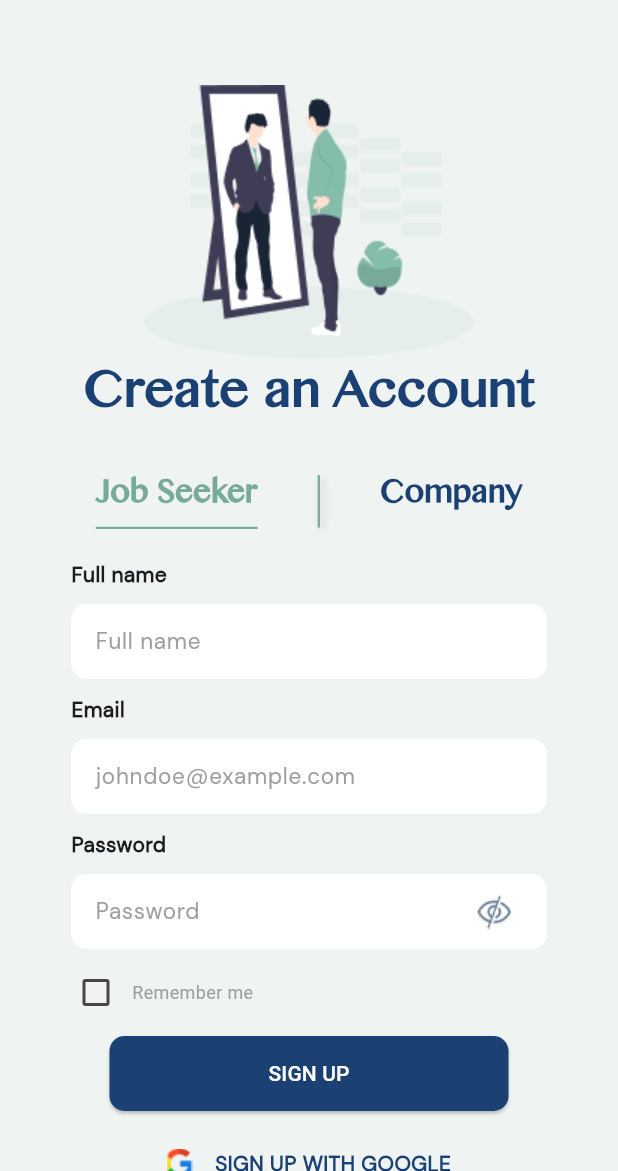
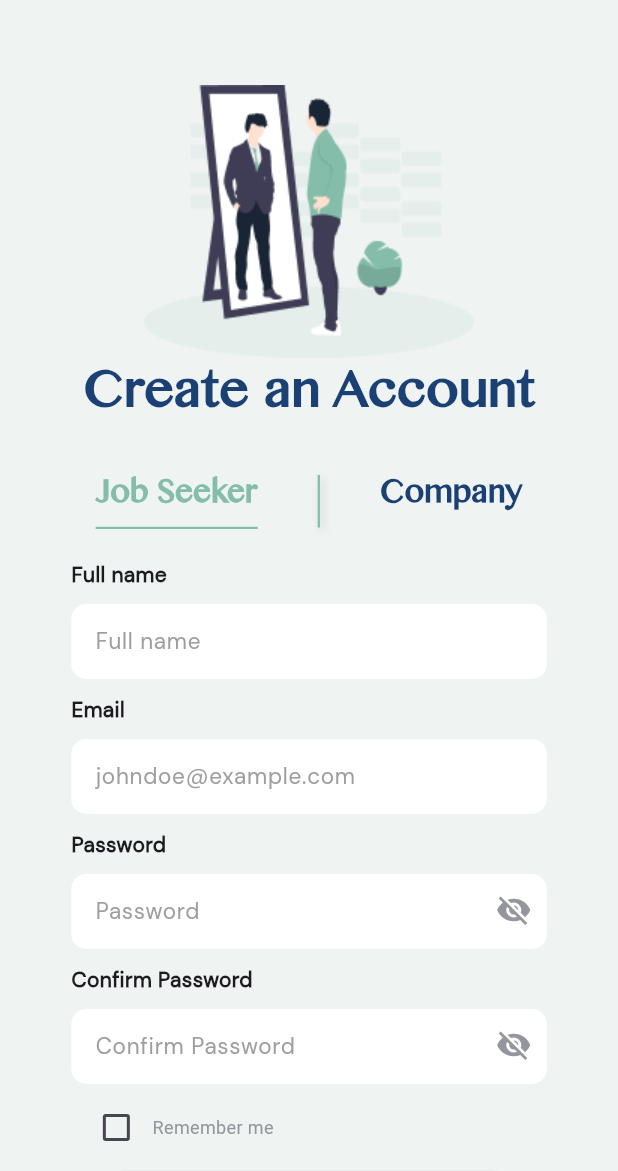
Before and after one commit to iimeeeed/Khotwa, a Flutter app: the screen it shows after launch, on a phone screen of 412 x 824 dp, the part 65-1236 px from its top. Run offline on Flutter 3.47's test engine with Material 3 defaults, Android fonts, the phone set to English and light mode, and no system bars.

Commit message:
Added some constants, Refactored the existing code to use the constants, fixed the passwords visibility

```diff
--- a/lib/commons/constants.dart
+++ b/lib/commons/constants.dart
@@ -1,17 +1,55 @@
 import 'package:flutter/material.dart';
 
 class AppColors {
-  static const Color accentColor = Color(0);
+  static const Color primaryBackgroundColor = Color(0xFFEFF3F2);
   static const Color greyTextColor = Color(0xFF95969D);
   static const Color blackTextColor = Color(0xFF0D0D26);
   static const Color redTextColor = Color(0xFFFD484D);
   static const Color greenTextColor = Color(0xFF009432);
   static const Color blueButtonColor = Color(0xFF1B4174);
   static const Color lightGreenColor = Color(0xFF84BDA9);
+  static const Color secondaryButtonColor = Color(0xFFFFEFCB);
+  static const Color secondaryLinkColor = Color(0xFFFF9228);
 }
 
 class AppFonts {
   static const String primaryFont = 'Khmer MN';
-  static const String secondaryFont = 'DM Sans Italic';
-  static const String secondaryFontItalic = 'DM Sans';
+  static const String secondaryFont = 'DM Sans';
+  static const String secondaryFontItalic = 'DM Sans Italic';
 }
+
+class AppInputStyles {
+  static InputDecoration inputDecoration({
+    required String hintText,
+  }) {
+    return InputDecoration(
+      fillColor: Colors.white,
+      filled: true,
+      hintText: hintText,
+      hintStyle: const TextStyle(
+        fontFamily: AppFonts.secondaryFont,
+        color: Colors.grey,
+        fontSize: 15,
+      ),
+      border: InputBorder.none,
+      enabledBorder: OutlineInputBorder(
+        borderSide: BorderSide.none,
+        borderRadius: BorderRadius.circular(10.0),
+      ),
+      focusedBorder: OutlineInputBorder(
+        borderSide: BorderSide.none,
+        borderRadius: BorderRadius.circular(10.0),
+      ),
+    );
+  }
+}
+
+class AppSizes {
+  static double getScreenWidth(BuildContext context) {
+    return MediaQuery.of(context).size.width;
+  }
+
+  static double getScreenHeight(BuildContext context) {
+    return MediaQuery.of(context).size.height;
+  }
+}
--- a/lib/main.dart
+++ b/lib/main.dart
@@ -1,8 +1,6 @@
 import 'package:flutter/material.dart';
-import 'screens/jobSeeker/loginJobSeeker.dart';
 import 'screens/welcome.dart';
 import 'screens/Signup.dart';
-import 'screens/jobSeeker/homePage.dart';
 
 void main() {
   runApp(const MainApp());
--- a/lib/screens/Signup.dart
+++ b/lib/screens/Signup.dart
@@ -2,6 +2,7 @@ import 'package:flutter/material.dart';
 import 'company/job_seeker_form.dart';
 import 'company_form.dart';
 import '../commons/khotwa_logo.dart';
+import '../commons/constants.dart';
 
 class Signup extends StatefulWidget {
   const Signup({super.key});
@@ -34,7 +35,7 @@ class _SignupState extends State<Signup> {
   @override
   Widget build(BuildContext context) {
     return Scaffold(
-      backgroundColor: const Color(0xFFEFF3F2),
+      backgroundColor: AppColors.primaryBackgroundColor,
       body: Stack(
         children: [
           Positioned(
@@ -42,7 +43,7 @@ class _SignupState extends State<Signup> {
             left: 0,
             right: 0,
             child: PreferredSize(
-              preferredSize: Size.fromHeight(80),
+              preferredSize: const Size.fromHeight(80),
               child: AppBar(
                 automaticallyImplyLeading: true,
                 elevation: 0,
@@ -64,9 +65,9 @@ class _SignupState extends State<Signup> {
                   const Text(
                     "Create an Account",
                     style: TextStyle(
-                      fontFamily: "Khmer MN",
+                      fontFamily: AppFonts.primaryFont,
                       fontSize: 40,
-                      color: Color(0xFF1B4174),
+                      color: AppColors.blueButtonColor,
                       fontWeight: FontWeight.w600,
                     ),
                   ),
@@ -82,7 +83,7 @@ class _SignupState extends State<Signup> {
                             border: Border(
                               bottom: BorderSide(
                                 color: isJobSeeker
-                                    ? const Color(0xFF77AA98)
+                                    ? AppColors.lightGreenColor
                                     : Colors.transparent,
                                 width: 1.5,
                               ),
@@ -91,10 +92,10 @@ class _SignupState extends State<Signup> {
                           child: Text(
                             "Job Seeker",
                             style: TextStyle(
-                              fontFamily: "Khmer MN",
+                              fontFamily: AppFonts.primaryFont,
                               color: isJobSeeker
-                                  ? const Color(0xFF77AA98)
-                                  : const Color(0xFF1B4174),
+                                  ? AppColors.lightGreenColor
+                                  : AppColors.blueButtonColor,
                               fontWeight: FontWeight.w600,
                               fontSize: 24,
                             ),
@@ -106,7 +107,7 @@ class _SignupState extends State<Signup> {
                         height: 35,
                         width: 1.5,
                         decoration: BoxDecoration(
-                          color: const Color(0xFF77AA98),
+                          color: AppColors.lightGreenColor,
                           boxShadow: [
                             BoxShadow(
                               color: Colors.black.withOpacity(0.2),
@@ -125,7 +126,7 @@ class _SignupState extends State<Signup> {
                             border: Border(
                               bottom: BorderSide(
                                 color: !isJobSeeker
-                                    ? const Color(0xFF77AA98)
+                                    ? AppColors.lightGreenColor
                                     : Colors.transparent,
                                 width: 1.5,
                               ),
@@ -134,10 +135,10 @@ class _SignupState extends State<Signup> {
                           child: Text(
                             "Company",
                             style: TextStyle(
-                              fontFamily: "Khmer MN",
+                              fontFamily: AppFonts.primaryFont,
                               color: !isJobSeeker
-                                  ? const Color(0xFF77AA98)
-                                  : const Color(0xFF1B4174),
+                                  ? AppColors.lightGreenColor
+                                  : AppColors.blueButtonColor,
                               fontWeight: FontWeight.w600,
                               fontSize: 24,
                             ),
--- a/lib/screens/company/job_seeker_form.dart
+++ b/lib/screens/company/job_seeker_form.dart
@@ -1,6 +1,7 @@
 import 'package:flutter/material.dart';
 import 'package:khotwa/screens/jobSeeker/loginJobSeeker.dart';
 import '../jobSeeker/flowSignUp/flow.dart' as flow_screen;
+import '../../commons/constants.dart';
 
 class JobSeekerForm extends StatefulWidget {
   const JobSeekerForm({super.key});
@@ -10,162 +11,42 @@ class JobSeekerForm extends StatefulWidget {
 }
 
 class _JobSeekerFormState extends State<JobSeekerForm> {
-  TextEditingController _emailController = TextEditingController();
-  TextEditingController _passwordController = TextEditingController();
-  TextEditingController _fullnameController = TextEditingController();
+  final TextEditingController _emailController = TextEditingController();
+  final TextEditingController _passwordController = TextEditingController();
+  final TextEditingController _confirmPasswordController = TextEditingController();
+  final TextEditingController _fullnameController = TextEditingController();
+
   bool _rememberMe = false;
+  bool _passwordVisible = false;
+  bool _confirmPasswordVisible = false;
 
   @override
   Widget build(BuildContext context) {
     return Column(
       crossAxisAlignment: CrossAxisAlignment.center,
       children: [
-        Column(
-          crossAxisAlignment: CrossAxisAlignment.start,
-          children: [
-            const Text(
-              "Full name",
-              style: TextStyle(
-                  fontFamily: "DM Sans",
-                  fontSize: 14,
-                  fontWeight: FontWeight.bold),
+        _buildInputField(
+          label: "Full name",
+          controller: _fullnameController,
+          hintText: "Full name",
         ),
-            const SizedBox(
-              height: 10,
+        const SizedBox(height: 10),
+        _buildInputField(
+          label: "Email",
+          controller: _emailController,
+          hintText: "johndoe@example.com",
         ),
-            SizedBox(
-              width: 317,
-              height: 50,
-              child: TextFormField(
-                controller: _fullnameController,
-                textAlign: TextAlign.left,
-                decoration: InputDecoration(
-                    fillColor: Colors.white,
-                    filled: true,
-                    hintText: "Full name",
-                    hintStyle: const TextStyle(
-                        fontFamily: "DM Sans",
-                        color: Colors.grey,
-                        fontSize: 15),
-                    border: InputBorder.none,
-                    enabledBorder: OutlineInputBorder(
-                      borderSide: BorderSide.none,
-                      borderRadius: BorderRadius.circular(10.0),
-                    ),
-                    focusedBorder: OutlineInputBorder(
-                      borderSide: BorderSide.none,
-                      borderRadius: BorderRadius.circular(10.0),
-                    )),
-              ),
-            ),
-          ],
-        ),
-        const SizedBox(
-          height: 10,
-        ),
-        Column(
-          crossAxisAlignment: CrossAxisAlignment.start,
-          children: [
-            const Text(
-              "Email",
-              style: TextStyle(
-                  fontFamily: "DM Sans",
-                  fontSize: 14,
-                  fontWeight: FontWeight.bold),
-            ),
-            const SizedBox(
-              height: 10,
-            ),
-            SizedBox(
-              width: 317,
-              height: 50,
-              child: TextFormField(
-                controller: _emailController,
-                textAlign: TextAlign.left,
-                decoration: InputDecoration(
-                    fillColor: Colors.white,
-                    filled: true,
-                    hintText: "johndoe@example.com",
-                    hintStyle: const TextStyle(
-                        fontFamily: "DM Sans",
-                        color: Colors.grey,
-                        fontSize: 15),
-                    border: InputBorder.none,
-                    enabledBorder: OutlineInputBorder(
-                      borderSide: BorderSide.none,
-                      borderRadius: BorderRadius.circular(10.0),
-                    ),
-                    focusedBorder: OutlineInputBorder(
-                      borderSide: BorderSide.none,
-                      borderRadius: BorderRadius.circular(10.0),
-                    )),
-              ),
-            ),
-          ],
-        ),
-        const SizedBox(
-          height: 10,
-        ),
-        Column(
-          crossAxisAlignment: CrossAxisAlignment.start,
-          children: [
-            const Text(
-              "Password",
-              style: TextStyle(
-                  fontFamily: "DM Sans",
-                  fontSize: 14,
-                  fontWeight: FontWeight.bold),
-            ),
-            const SizedBox(
-              height: 10,
-            ),
-            SizedBox(
-              width: 317,
-              height: 50,
-              child: Stack(
-                children: [
-                  TextFormField(
-                    controller: _passwordController,
-                    obscureText: true,
-                    textAlign: TextAlign.left,
-                    decoration: InputDecoration(
-                        fillColor: Colors.white,
-                        filled: true,
-                        hintText: "Password",
-                        hintStyle: const TextStyle(
-                            fontFamily: "DM Sans",
-                            color: Colors.grey,
-                            fontSize: 15),
-                        border: InputBorder.none,
-                        enabledBorder: OutlineInputBorder(
-                          borderSide: BorderSide.none,
-                          borderRadius: BorderRadius.circular(10.0),
-                        ),
-                        focusedBorder: OutlineInputBorder(
-                          borderSide: BorderSide.none,
-                          borderRadius: BorderRadius.circular(10.0),
-                        )),
-                  ),
-                  Transform.translate(
-                    child: Image.asset("assets/eye.png"),
-                    offset: const Offset(270, 14),
-                  ),
-                ],
-              ),
-            ),
-          ],
-        ),
-        const SizedBox(
-          height: 5,
-        ),
+        const SizedBox(height: 10),
+        _buildPasswordField(),
+        const SizedBox(height: 10),
+        _buildConfirmPasswordField(),
+        const SizedBox(height: 5),
         Row(
           children: [
-            const SizedBox(
-              width: 40,
-            ),
+            SizedBox(width: AppSizes.getScreenWidth(context)*0.13),
             Checkbox(
-              activeColor: const Color(0xFFFFEFCB),
-              checkColor: const Color.fromARGB(0, 255, 255, 255),
+              activeColor: AppColors.secondaryButtonColor,
+              checkColor: Colors.white,
               value: _rememberMe,
               onChanged: (bool? value) {
                 setState(() {
@@ -175,16 +56,11 @@ class _JobSeekerFormState extends State<JobSeekerForm> {
             ),
             const Text(
               'Remember me',
-              style: TextStyle(color: Colors.grey, fontSize: 12),
-            ),
-            const SizedBox(
-              width: 50,
+              style: TextStyle(color: AppColors.greyTextColor, fontSize: 12),
             ),
           ],
         ),
-        const SizedBox(
-          height: 5,
-        ),
+        const SizedBox(height: 5),
         SizedBox(
           width: 266,
           height: 50,
@@ -193,11 +69,12 @@ class _JobSeekerFormState extends State<JobSeekerForm> {
               Navigator.push(
                 context,
                 MaterialPageRoute(
-                    builder: (context) => const flow_screen.Flow()),
+                  builder: (context) => const flow_screen.Flow(),
+                ),
               );
             },
             style: ElevatedButton.styleFrom(
-              backgroundColor: const Color(0xFF1B4174),
+              backgroundColor: AppColors.blueButtonColor,
               padding:
                   const EdgeInsets.symmetric(horizontal: 100, vertical: 15),
               shape: RoundedRectangleBorder(
@@ -206,50 +83,169 @@ class _JobSeekerFormState extends State<JobSeekerForm> {
             ),
             child: const Text(
               'SIGN UP',
-              style: TextStyle(
-                color: Colors.white,
+              style: TextStyle(color: Colors.white),
             ),
           ),
         ),
+        const SizedBox(height: 25),
+        _buildSocialSignUpButton(),
+        const SizedBox(height: 20),
+        _buildSignInRow(context),
+      ],
+    );
+  }
+
+  Widget _buildInputField({
+    required String label,
+    required TextEditingController controller,
+    required String hintText,
+  }) {
+    return Column(
+      crossAxisAlignment: CrossAxisAlignment.start,
+      children: [
+        Text(
+          label,
+          style: const TextStyle(
+              fontFamily: AppFonts.secondaryFont,
+              fontSize: 14,
+              fontWeight: FontWeight.bold),
         ),
-        const SizedBox(
-          height: 25,
+        const SizedBox(height: 10),
+        SizedBox(
+          width: 317,
+          height: 50,
+          child: TextFormField(
+            controller: controller,
+            textAlign: TextAlign.left,
+            decoration: AppInputStyles.inputDecoration(hintText: hintText),
           ),
-        GestureDetector(
+        ),
+      ],
+    );
+  }
+
+  Widget _buildPasswordField() {
+    return Column(
+      crossAxisAlignment: CrossAxisAlignment.start,
+      children: [
+        const Text(
+          "Password",
+          style: TextStyle(
+              fontFamily: AppFonts.secondaryFont,
+              fontSize: 14,
+              fontWeight: FontWeight.bold),
+        ),
+        const SizedBox(height: 10),
+        SizedBox(
+          width: 317,
+          height: 50,
+          child: Stack(
+            children: [
+              TextFormField(
+                controller: _passwordController,
+                obscureText: !_passwordVisible,
+                textAlign: TextAlign.left,
+                decoration: AppInputStyles.inputDecoration(hintText: "Password"),
+              ),
+              Positioned(
+                right: 10,
+                top: 12,
+                child: GestureDetector(
+                  onTap: () {
+                    setState(() {
+                      _passwordVisible = !_passwordVisible;
+                    });
+                  },
+                  child: Icon(
+                    _passwordVisible ? Icons.visibility : Icons.visibility_off,
+                    color: AppColors.greyTextColor,
+                  ),
+                ),
+              ),
+            ],
+          ),
+        ),
+      ],
+    );
+  }
+
+  Widget _buildConfirmPasswordField() {
+    return Column(
+      crossAxisAlignment: CrossAxisAlignment.start,
+      children: [
+        const Text(
+          "Confirm Password",
+          style: TextStyle(
+              fontFamily: AppFonts.secondaryFont,
+              fontSize: 14,
+              fontWeight: FontWeight.bold),
+        ),
+        const SizedBox(height: 10),
+        SizedBox(
+          width: 317,
+          height: 50,
+          child: Stack(
+            children: [
+              TextFormField(
+                controller: _confirmPasswordController,
+                obscureText: !_confirmPasswordVisible,
+                textAlign: TextAlign.left,
+                decoration: AppInputStyles.inputDecoration(hintText: "Confirm Password"),
+              ),
+              Positioned(
+                right: 10,
+                top: 12,
+                child: GestureDetector(
+                  onTap: () {
+                    setState(() {
+                      _confirmPasswordVisible = !_confirmPasswordVisible;
+                    });
+                  },
+                  child: Icon(
+                    _confirmPasswordVisible ? Icons.visibility : Icons.visibility_off,
+                    color: AppColors.greyTextColor,
+                  ),
+                ),
+              ),
+            ],
+          ),
+        ),
+      ],
+    );
+  }
+
+  Widget _buildSocialSignUpButton() {
+    return GestureDetector(
       onTap: () {},
       child: Row(
         mainAxisAlignment: MainAxisAlignment.center,
         children: [
           Image.asset("assets/google.png"),
-              const SizedBox(
-                width: 15,
-              ),
+          const SizedBox(width: 15),
           const Text(
             "SIGN UP WITH GOOGLE",
             style: TextStyle(
-                    fontFamily: "DM Sans",
-                    color: Color(0xFF1B4174),
+                fontFamily: AppFonts.secondaryFont,
+                color: AppColors.blueButtonColor,
                 fontWeight: FontWeight.bold),
           ),
         ],
       ),
-        ),
-        const SizedBox(
-          height: 20,
-        ),
-        Row(
+    );
+  }
+
+  Widget _buildSignInRow(BuildContext context) {
+    return Row(
       mainAxisAlignment: MainAxisAlignment.center,
       children: [
         const Text(
           "Already have an account?",
           style: TextStyle(
-                  fontFamily: "DM Sans italic",
-                  color: Color(0xFF524B6B),
+              fontFamily: AppFonts.secondaryFontItalic,
+              color: AppColors.greyTextColor,
               fontSize: 12),
         ),
-            const SizedBox(
-              width: 5,
-            ),
+        const SizedBox(width: 5),
         GestureDetector(
           onTap: () {
             Navigator.push(
@@ -259,11 +255,11 @@ class _JobSeekerFormState extends State<JobSeekerForm> {
               ),
             );
           },
-              child: Text(
+          child: const Text(
             "Sign in",
             style: TextStyle(
-                  fontFamily: "DM Sans italic",
-                  color: Color(0xFFFF9228),
+              fontFamily: AppFonts.secondaryFontItalic,
+              color: AppColors.secondaryLinkColor,
               fontSize: 12,
               decoration: TextDecoration.underline,
               decorationColor: Color(0xFFFF9228),
@@ -271,8 +267,6 @@ class _JobSeekerFormState extends State<JobSeekerForm> {
           ),
         ),
       ],
-        )
-      ],
     );
   }
 }
```
Also changed, not shown: lib/screens/jobSeeker/flowSignUp/flow.dart (+19 -26 lines), lib/screens/jobSeeker/forgotPassword/forgot_password_page.dart (+19 -26 lines), lib/screens/jobSeeker/forgotPassword/reset_password_page.dart (+26 -27 lines), lib/screens/jobSeeker/forgotPassword/success_page.dart (+48 -13 lines), lib/screens/jobSeeker/forgotPassword/verify_code_page.dart (+13 -12 lines), lib/screens/jobSeeker/loginJobSeeker.dart (+43 -32 lines), lib/screens/welcome.dart (+4 -5 lines). Lines whose indentation alone changed are shown as unchanged.
